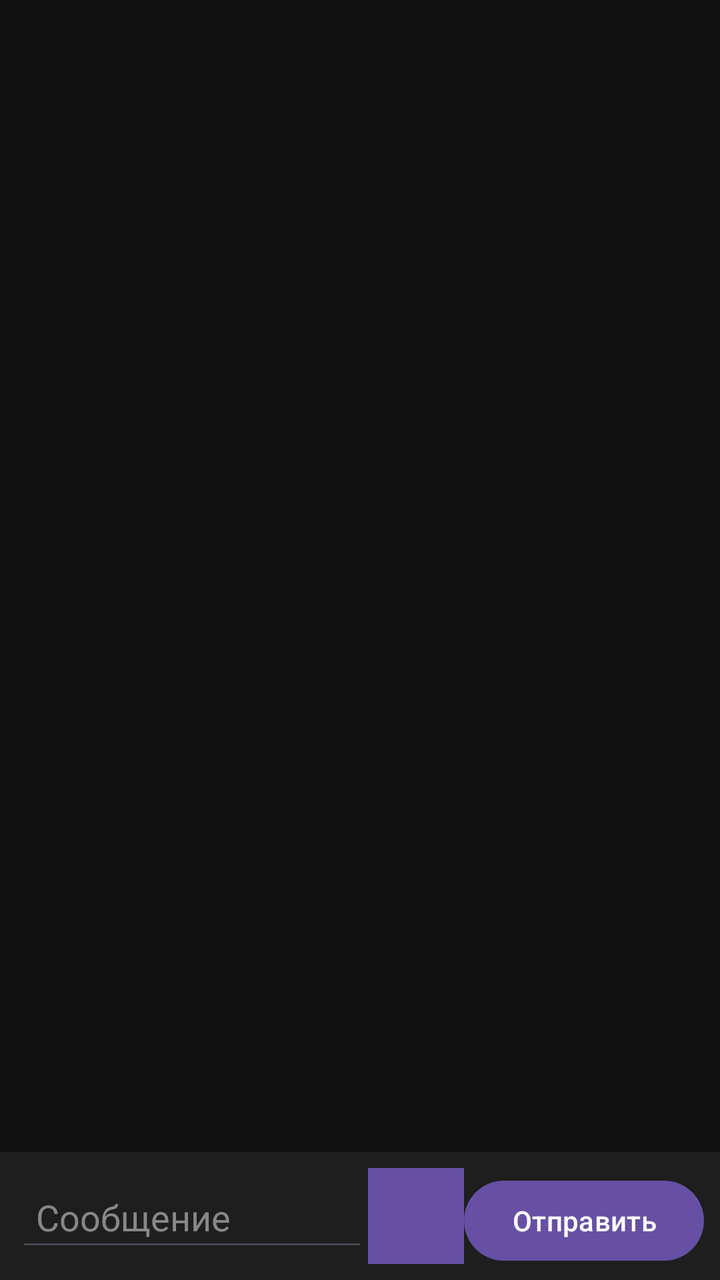
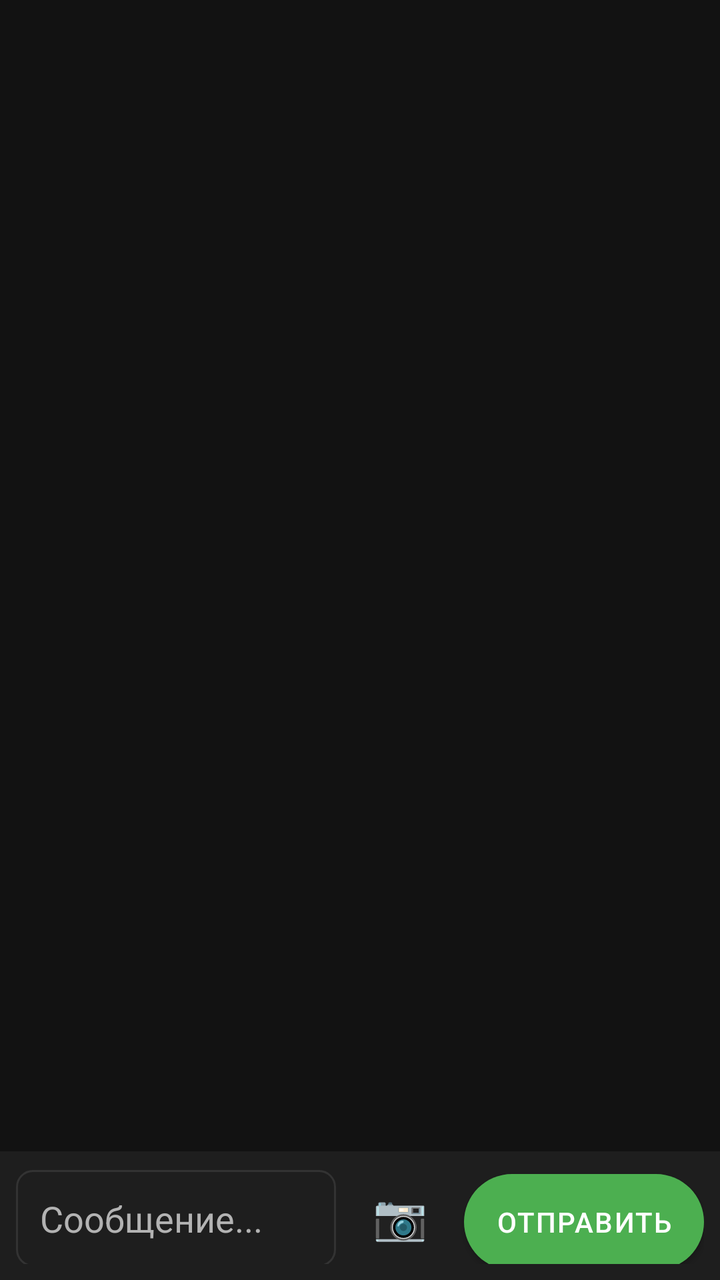

Screens rendered from an Android XML layout before and after an edit, with the pre-edit source and the edit as a unified diff.
<!-- AndroidManifest.xml: application theme Theme.AvtoMaster -->
<!-- res/layout/fragment_forum_chat.xml -->
<?xml version="1.0" encoding="utf-8"?>
<LinearLayout xmlns:android="http://schemas.android.com/apk/res/android"
    android:layout_width="match_parent"
    android:layout_height="match_parent"
    android:orientation="vertical"
    android:background="#121212">

    <ListView
        android:id="@+id/listChatMessages"
        android:layout_width="match_parent"
        android:layout_height="0dp"
        android:layout_weight="1" />

    <LinearLayout
        android:layout_width="match_parent"
        android:layout_height="wrap_content"
        android:orientation="horizontal"
        android:padding="8dp"
        android:background="#1E1E1E">

        <EditText
            android:id="@+id/editChatMessage"
            android:layout_width="0dp"
            android:layout_height="wrap_content"
            android:layout_weight="1"
            android:hint="Сообщение"
            android:padding="10dp"
            android:textColor="#FFFFFF"
            android:textColorHint="#888888" />

        <Button
            android:id="@+id/buttonAttach"
            android:layout_width="48dp"
            android:layout_height="48dp"
            android:text="📷"
            android:textSize="20sp"
            android:textColor="#FFFFFF"
            android:background="#333333" />

        <Button
            android:id="@+id/buttonSendMessage"
            android:layout_width="wrap_content"
            android:layout_height="wrap_content"
            android:text="Отправить" />
    </LinearLayout>
</LinearLayout>
<!-- resources referenced by this layout -->
<resources>
  <style name="Theme.AvtoMaster" parent="Base.Theme.AvtoMaster" />
  <style name="Base.Theme.AvtoMaster" parent="Theme.Material3.DayNight.NoActionBar">
          <item name="android:statusBarColor">@color/orange_accent</item>
          <item name="android:windowLightStatusBar">true</item>
          <item name="android:windowBackground">@color/background_dark</item>
      </style>
  <color name="orange_accent">#FF9800</color>
  <color name="background_dark">#121212</color>
</resources>

<!-- the commit's change to res/layout/fragment_forum_chat.xml (unified diff, before → after) -->
@@ -1,46 +1,71 @@
 <?xml version="1.0" encoding="utf-8"?>
 <LinearLayout xmlns:android="http://schemas.android.com/apk/res/android"
+    xmlns:app="http://schemas.android.com/apk/res-auto"
     android:layout_width="match_parent"
     android:layout_height="match_parent"
     android:orientation="vertical"
-    android:background="#121212">
+    android:background="@color/background_dark">
 
     <ListView
         android:id="@+id/listChatMessages"
         android:layout_width="match_parent"
         android:layout_height="0dp"
-        android:layout_weight="1" />
+        android:layout_weight="1"
+        android:divider="@null"
+        android:dividerHeight="0dp" />
 
+    
     <LinearLayout
         android:layout_width="match_parent"
         android:layout_height="wrap_content"
         android:orientation="horizontal"
         android:padding="8dp"
-        android:background="#1E1E1E">
+        android:background="@color/card_dark"
+        android:elevation="4dp">
 
         <EditText
             android:id="@+id/editChatMessage"
             android:layout_width="0dp"
             android:layout_height="wrap_content"
             android:layout_weight="1"
-            android:hint="Сообщение"
-            android:padding="10dp"
-            android:textColor="#FFFFFF"
-            android:textColorHint="#888888" />
+            android:hint="Сообщение..."
+            android:padding="12dp"
+            android:textColor="@color/text_primary"
+            android:textColorHint="@color/text_secondary"
+            android:background="@drawable/input_background"
+            android:maxLines="5"
+            android:inputType="textMultiLine"
+            android:layout_marginEnd="8dp" />
 
+        
         <Button
             android:id="@+id/buttonAttach"
             android:layout_width="48dp"
             android:layout_height="48dp"
             android:text="📷"
-            android:textSize="20sp"
-            android:textColor="#FFFFFF"
-            android:background="#333333" />
+            android:textSize="22sp"
+            android:textColor="@color/orange_accent"
+            android:background="@android:color/transparent"
+            android:layout_marginEnd="8dp"
+            android:padding="0dp"
+            android:gravity="center" />
 
-        <Button
+        
+        <androidx.appcompat.widget.AppCompatButton
             android:id="@+id/buttonSendMessage"
             android:layout_width="wrap_content"
-            android:layout_height="wrap_content"
-            android:text="Отправить" />
+            android:layout_height="48dp"
+            android:text="Отправить"
+            android:textSize="14sp"
+            android:textColor="@color/white"
+            android:background="@drawable/button_green_rounded"
+            android:paddingStart="16dp"
+            android:paddingEnd="16dp"
+            android:paddingTop="8dp"
+            android:paddingBottom="8dp"
+            android:fontFamily="sans-serif-medium"
+            android:letterSpacing="0.05"
+            app:backgroundTint="@null" />
     </LinearLayout>
+
 </LinearLayout>
<!-- resource entries referenced after the edit -->
@@ -1,12 +1,37 @@
 <!-- resources referenced by this layout -->
 <resources>
   <style name="Theme.AvtoMaster" parent="Base.Theme.AvtoMaster" />
+  <color name="switch_thumb_on">#4CAF50</color>
+  <color name="card_stroke">#333333</color>
   <style name="Base.Theme.AvtoMaster" parent="Theme.Material3.DayNight.NoActionBar">
           <item name="android:statusBarColor">@color/orange_accent</item>
-          <item name="android:windowLightStatusBar">true</item>
+          <item name="android:windowLightStatusBar">false</item>
           <item name="android:windowBackground">@color/background_dark</item>
+          <item name="colorPrimary">@color/orange_accent</item>
+          <item name="colorPrimaryDark">@color/orange_accent_dark</item>
+          <item name="colorAccent">@color/orange_accent</item>
       </style>
+  <color name="orange_accent_dark">#E68900</color>
   <color name="orange_accent">#FF9800</color>
+  <color name="text_primary">#FFFFFF</color>
+  <color name="text_secondary">#B3B3B3</color>
+  <color name="white">#FFFFFFFF</color>
+  <!-- drawable button_green_rounded (drawable) -->
+  <?xml version="1.0" encoding="utf-8"?>
+  <shape xmlns:android="http://schemas.android.com/apk/res/android"
+      android:shape="rectangle">
+      <solid android:color="@color/switch_thumb_on" />
+      <corners android:radius="24dp" />
+  </shape>
+  <!-- drawable input_background (drawable) -->
+  <?xml version="1.0" encoding="utf-8"?>
+  <shape xmlns:android="http://schemas.android.com/apk/res/android"
+      android:shape="rectangle">
+      <solid android:color="@color/card_dark" />
+      <corners android:radius="8dp" />
+      <stroke android:width="1dp" android:color="@color/card_stroke" />
+  </shape>
   <color name="background_dark">#121212</color>
+  <color name="card_dark">#1E1E1E</color>
 </resources>
 
